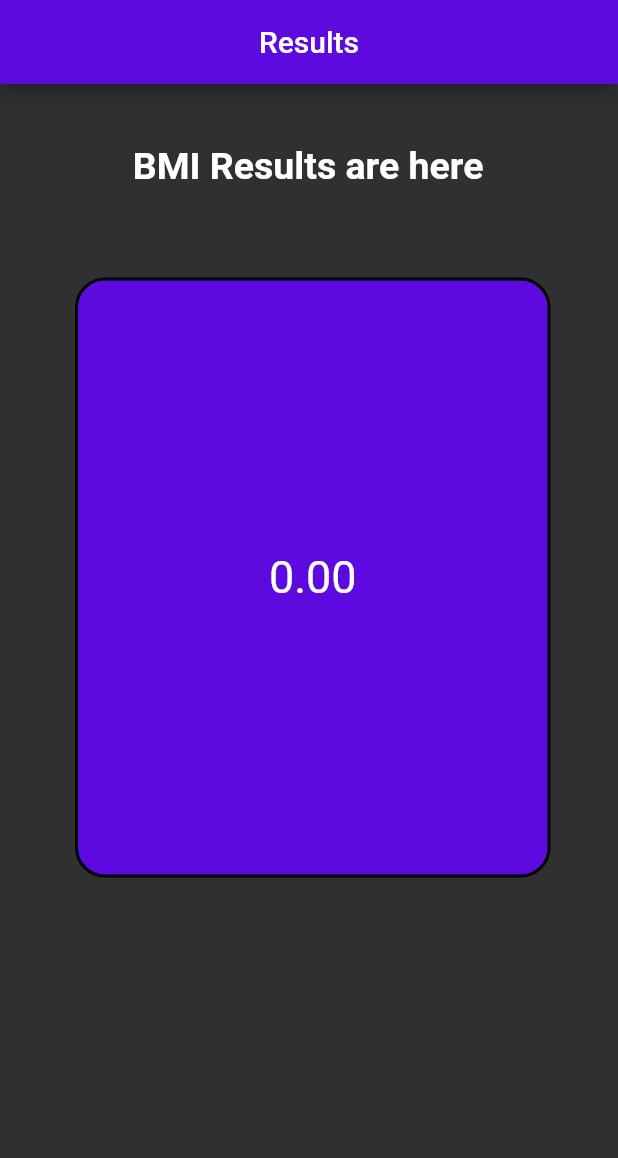
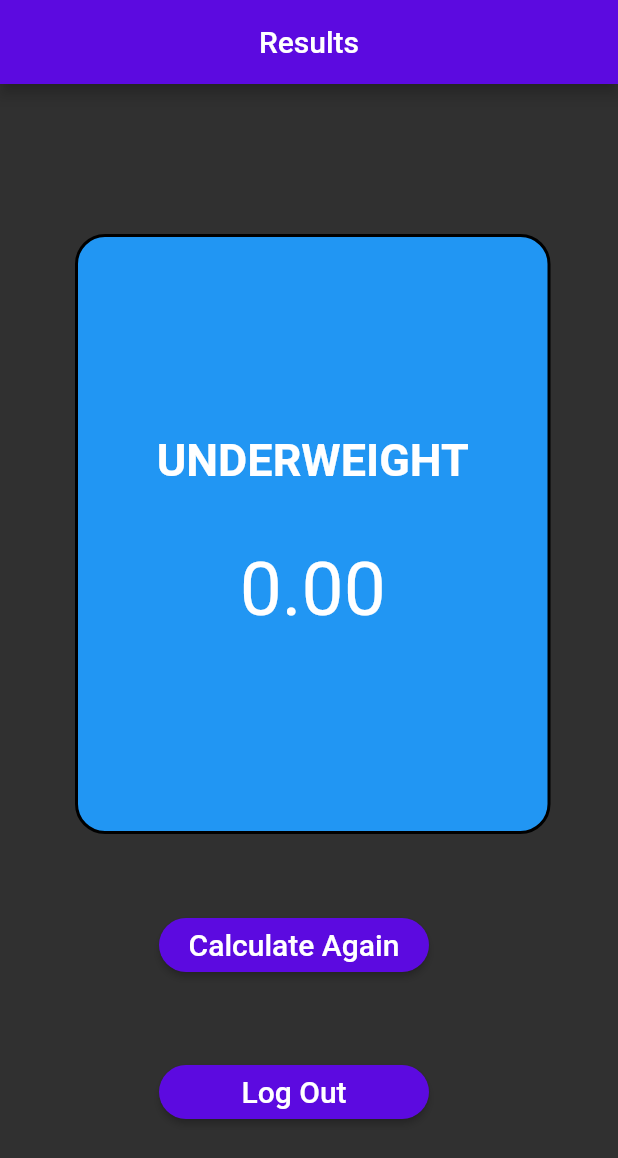
Before and after one commit to Abhinav0915/Vitality, a Flutter app: the bmi screen opened by its route, on a phone screen of 412 x 824 dp. Shown: the top 1158 px of the screen. Run offline on Flutter 3.47's test engine with Material 2 defaults, Android fonts, the light colour scheme and no system bars; our stand-ins replace firebase_auth, firebase_core, lottie; accounts and stored records are empty.

Commit message:
app done

```diff
--- a/vitality/lib/constants/color_constants.dart
+++ b/vitality/lib/constants/color_constants.dart
@@ -6,4 +6,13 @@ class AppColors {
   static const Color purple = Color.fromARGB(255, 92, 10, 224);
   static const Color black = Colors.black;
   static const Color white = Colors.white;
+  static const Color blue = Colors.blue;
+  static const Color green = Colors.green;
+  static const Color yellow = Colors.yellow;
+  static const Color red = Colors.red;
+
+
+
+
+
 }
--- a/vitality/lib/screens/bmi.dart
+++ b/vitality/lib/screens/bmi.dart
@@ -1,7 +1,12 @@
+import 'package:firebase_auth/firebase_auth.dart';
 import 'package:flutter/material.dart';
 import 'package:vitality/constants/color_constants.dart';
+import 'package:vitality/screens/gender.dart';
 import '/utils/appbar.dart';
+import '/constants/color_constants.dart';
 import 'package:vitality/screens/measures.dart';
+
+import 'login.dart';
 
 class bmi extends StatefulWidget {
   final double bmiResult;
@@ -13,8 +18,35 @@ class bmi extends StatefulWidget {
 }
 
 class _bmiState extends State<bmi> {
+  String getCategory(double bmiResult) {
+    if (bmiResult < 18.5) {
+      return 'UNDERWEIGHT';
+    } else if (bmiResult >= 18.5 && bmiResult < 25) {
+      return 'NORMAL';
+    } else if (bmiResult >= 25 && bmiResult < 30) {
+      return 'OVERWEIGHT';
+    } else {
+      return 'OBESE';
+    }
+  }
+
+  Color getColor(double bmiResult) {
+    if (bmiResult < 18.5) {
+      return AppColors.blue;
+    } else if (bmiResult >= 18.5 && bmiResult < 25) {
+      return AppColors.green;
+    } else if (bmiResult >= 25 && bmiResult < 30) {
+      return AppColors.yellow;
+    } else {
+      return AppColors.red;
+    }
+  }
+
   @override
   Widget build(BuildContext context) {
+    String category = getCategory(widget.bmiResult);
+    Color color = getColor(widget.bmiResult);
+
     return Scaffold(
       appBar: Appbar.getAppBar("Results"),
       body: SingleChildScrollView(
@@ -22,13 +54,6 @@ class _bmiState extends State<bmi> {
           children: [
             Container(
               margin: const EdgeInsets.fromLTRB(25, 40, 20, 0),
-            child: Text(
-              "BMI Results are here ",
-              style: TextStyle(
-                fontSize: 25,
-                fontWeight: FontWeight.bold,
-              ),
-            ),
             ),
             const SizedBox(
               height: 20,
@@ -38,29 +63,87 @@ class _bmiState extends State<bmi> {
               height: 400,
               width: 330,
               decoration: BoxDecoration(
-              color: AppColors.purple,
+                color: color,
                 borderRadius: BorderRadius.circular(20),
                 border: Border.all(
                   color: AppColors.black,
                   width: 2,
                 ),
               ),
-            child: Center(
-              child: Text(
+              child: Column(
+                mainAxisAlignment: MainAxisAlignment.center,
+                children: [
+                  Text(
+                    category,
+                    style: TextStyle(fontSize: 30, fontWeight: FontWeight.bold),
+                  ),
+                  const SizedBox(height: 40),
+                  Text(
                     "${widget.bmiResult.toStringAsFixed(2)}",
-                style: TextStyle(fontSize: 30.0),
+                    style: TextStyle(fontSize: 50.0),
+                  ),
+                ],
+              ),
+            ),
+            Container(
+              width: 180.0,
+              margin: EdgeInsets.fromLTRB(20, 50, 40, 0),
+              child: ElevatedButton(
+                style: ElevatedButton.styleFrom(
+                  alignment: Alignment.center,
+                  primary: AppColors.purple,
+                  onPrimary: AppColors.white,
+                  shape: RoundedRectangleBorder(
+                    borderRadius: BorderRadius.circular(20.0),
+                  ),
+                ),
+                onPressed: () {
+                  {
+                    // Navigate to next screen
+                    Navigator.push(context,
+                        MaterialPageRoute(builder: (context) => gender()));
+                  }
+                },
+                child: const Text(
+                  'Calculate Again',
+                  style: TextStyle(
+                    fontSize: 20.0,
+                    color: Colors.white,
+                  ),
+                ),
+              ),
+            ),
+            Container(
+              width: 180.0,
+              margin: const EdgeInsets.fromLTRB(20, 50, 40, 0),
+              child: ElevatedButton(
+                style: ElevatedButton.styleFrom(
+                  alignment: Alignment.center,
+                  primary: AppColors.purple,
+                  onPrimary: AppColors.white,
+                  shape: RoundedRectangleBorder(
+                    borderRadius: BorderRadius.circular(20.0),
+                  ),
+                ),
+                onPressed: () {
+                  {
+                    FirebaseAuth.instance.signOut().then((value) =>
+                        Navigator.push(context,
+                            MaterialPageRoute(builder: (context) => login())));
+                  }
+                },
+                child: const Text(
+                  'Log Out',
+                  style: TextStyle(
+                    fontSize: 20.0,
+                    color: Colors.white,
+                  ),
                 ),
               ),
             ),
           ],
-      )),
+        ),
+      ),
     );
   }
 }
-
-
-
-
-// Text(
-//         "Your BMI is: ${widget.bmiResult}",
-//         style: TextStyle(fontSize: 20.0),
```
Also changed, not shown: vitality/lib/screens/gender.dart (line endings or trailing spaces). Lines whose indentation alone changed are shown as unchanged.
